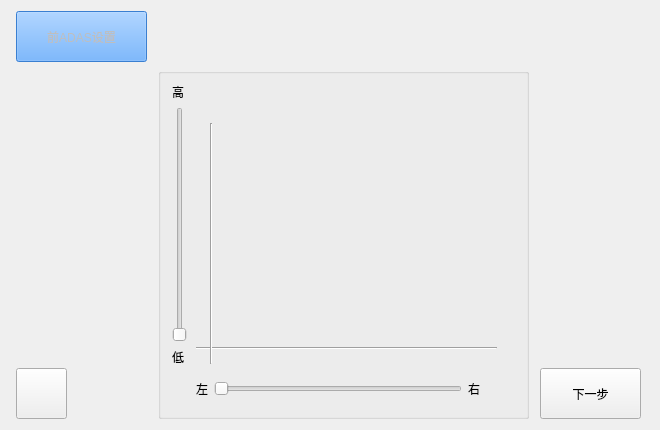
jjzhang166/DvrUI, file front_adas_setting.ui: the form before one commit.
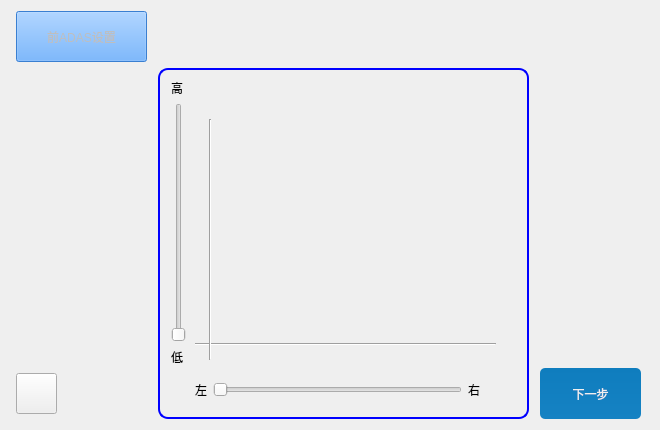
The form after the commit. Icons and pictures are not drawn.

Patch:
```diff
--- a/front_adas_setting.ui
+++ b/front_adas_setting.ui
@@ -82,14 +82,14 @@
     <widget class="QPushButton" name="returnButton">
      <property name="minimumSize">
       <size>
-       <width>51</width>
-       <height>51</height>
+       <width>41</width>
+       <height>41</height>
       </size>
      </property>
      <property name="maximumSize">
       <size>
-       <width>51</width>
-       <height>51</height>
+       <width>41</width>
+       <height>41</height>
       </size>
      </property>
      <property name="styleSheet">
@@ -115,7 +115,31 @@
       </size>
      </property>
      <property name="styleSheet">
-      <string notr="true">font: 75 10pt &quot;微软雅黑&quot;;</string>
+      <string notr="true">QPushButton{
+	border-style: none;
+	border: 0px;
+	color: #F0F0F0;
+	padding: 5px;	
+	border-radius:5px;
+	background: qlineargradient(spread:pad, x1:0, y1:0, x2:0, y2:1, stop:0 #0F7DBE, stop:1 #1582C3); 
+}
+
+.QPushButton[focusPolicy=&quot;0&quot;] {
+	border-style: none;
+	border: 0px;
+	color: #F0F0F0;
+	padding: 0px;	
+	border-radius:3px;
+	background: qlineargradient(spread:pad, x1:0, y1:0, x2:0, y2:1, stop:0 #0F7DBE, stop:1 #1582C3); 
+}
+
+.QPushButton:hover{ 
+	background: qlineargradient(spread:pad, x1:0, y1:0, x2:0, y2:1, stop:0 #50A3F0, stop:1 #489CEA);
+}
+
+.QPushButton:pressed{ 
+	background: qlineargradient(spread:pad, x1:0, y1:0, x2:0, y2:1, stop:0 #0F7DBE, stop:1 #1582C3);
+}</string>
      </property>
      <property name="text">
       <string>下一步</string>
@@ -136,6 +160,15 @@
        <height>351</height>
       </size>
      </property>
+     <property name="styleSheet">
+      <string notr="true">QGroupBox{
+border-width:2px;
+border-style:solid;
+border-radius: 10px;
+border-color:blue;
+margin-top:0.5ex;
+}</string>
+     </property>
      <property name="title">
       <string/>
      </property>
```
Left out of the diff: 8 changed lines with no effect on the pictures.
